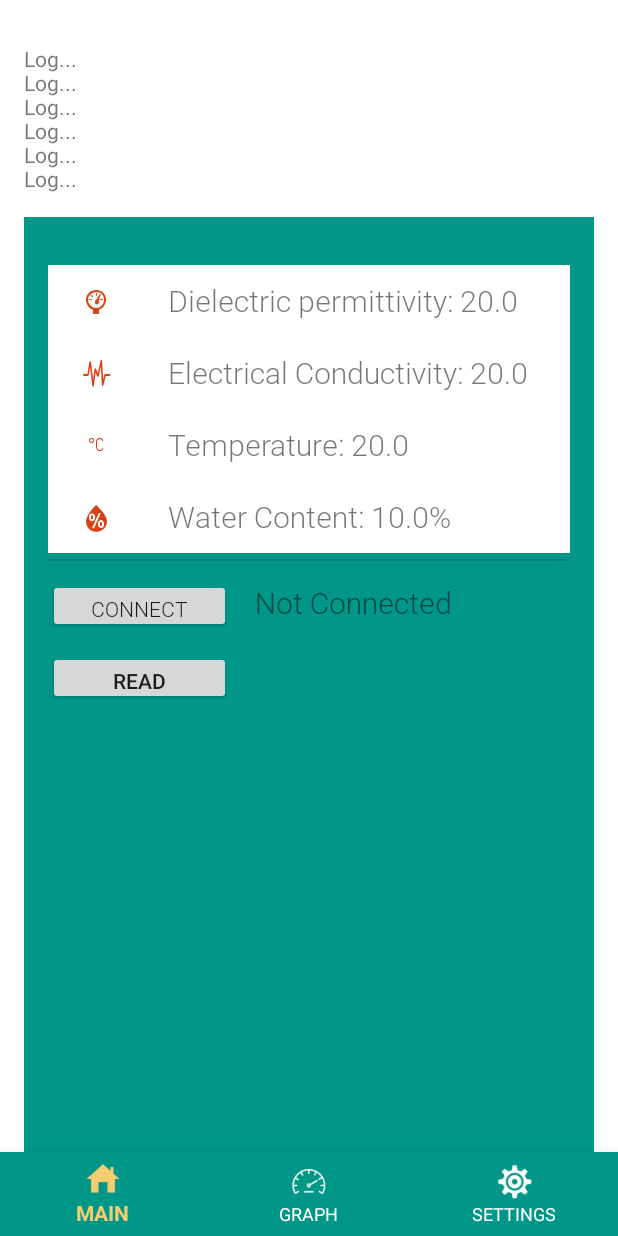
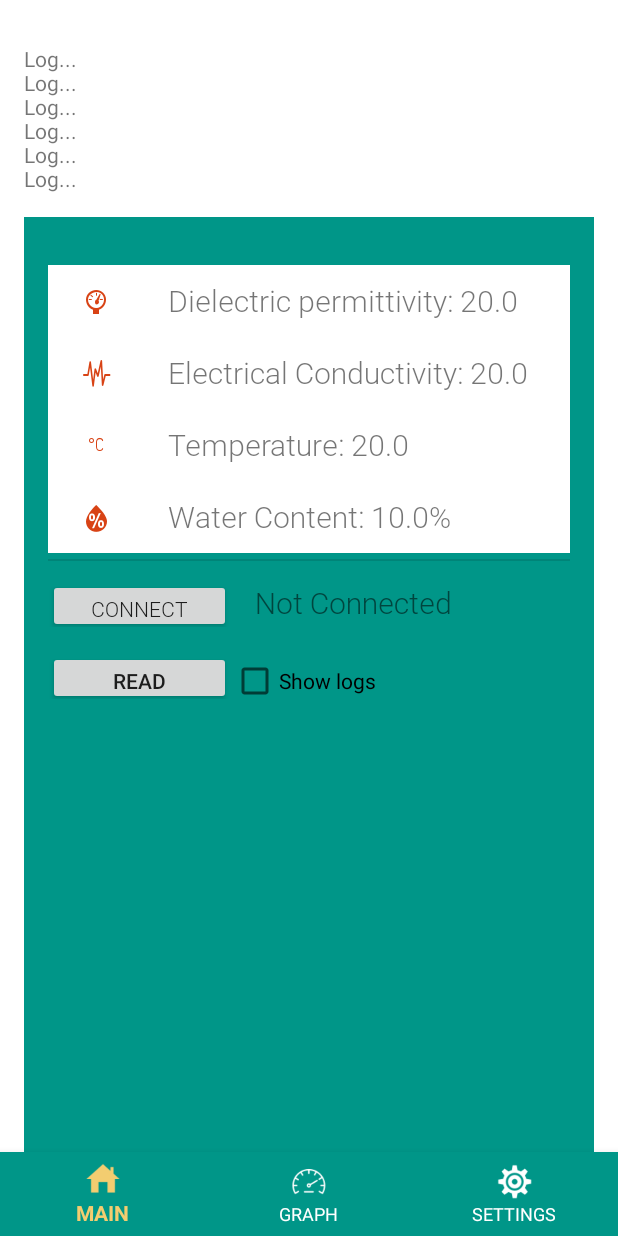
Before and after one commit to plantmer/soilsensor, an Android app: the screen it shows after launch (MainActivity), on a phone screen of 412 x 824 dp. Run offline under Robolectric (Android 15) with nearby library versions, the phone set to English and light mode, and no system bars; libraries missing offline, so code that uses them is left out: com.github.mikephil.charting; 113 statements that could not run were skipped.

```diff
--- a/app/src/main/java/com/plantmer/soilsensor/Fragment/MainFragment.java
+++ b/app/src/main/java/com/plantmer/soilsensor/Fragment/MainFragment.java
@@ -9,6 +9,8 @@ import android.view.LayoutInflater;
 import android.view.View;
 import android.view.ViewGroup;
 import android.widget.Button;
+import android.widget.CheckBox;
+import android.widget.CompoundButton;
 import android.widget.TextView;
 
 import com.plantmer.soilsensor.MainActivity;
@@ -143,8 +145,15 @@ public class MainFragment extends Fragment implements View.OnClickListener{
         mIconTempView.setText(mIconTemp);
         mIconVWCView.setTypeface(weatherFontIcon);
         mIconVWCView.setText(mIconVWC);
-
+        showLogCB = getActivity().findViewById( R.id.showLogCB );
+        showLogCB.setOnCheckedChangeListener(new CompoundButton.OnCheckedChangeListener(){
+            @Override
+            public void onCheckedChanged(CompoundButton buttonView, boolean isChecked){
+                main.setLog(isChecked);
+            }
+        });
     }
+    CheckBox showLogCB;
 
     private String mIconDp;
     private String mIconTemp;
--- a/app/src/main/res/layout/fragment_0.xml
+++ b/app/src/main/res/layout/fragment_0.xml
@@ -127,6 +127,13 @@
                         android:layout_height="36dp"
                         android:text="READ" />
 
+                    <CheckBox
+                        android:id="@+id/showLogCB"
+                        android:layout_width="wrap_content"
+                        android:layout_height="wrap_content"
+                        android:layout_weight="1"
+                        android:text="Show logs" />
+
                 </LinearLayout>
 
             </LinearLayout>
```
Also changed, not shown: app/src/main/java/com/plantmer/soilsensor/MainActivity.java (+8 -0 lines).
